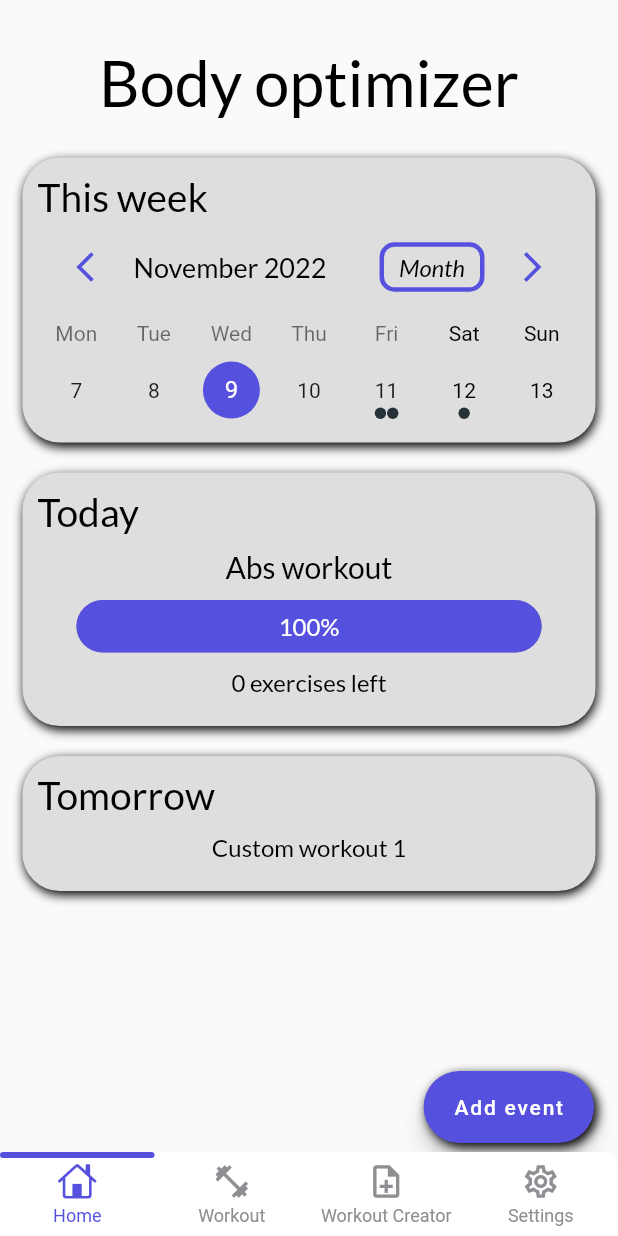
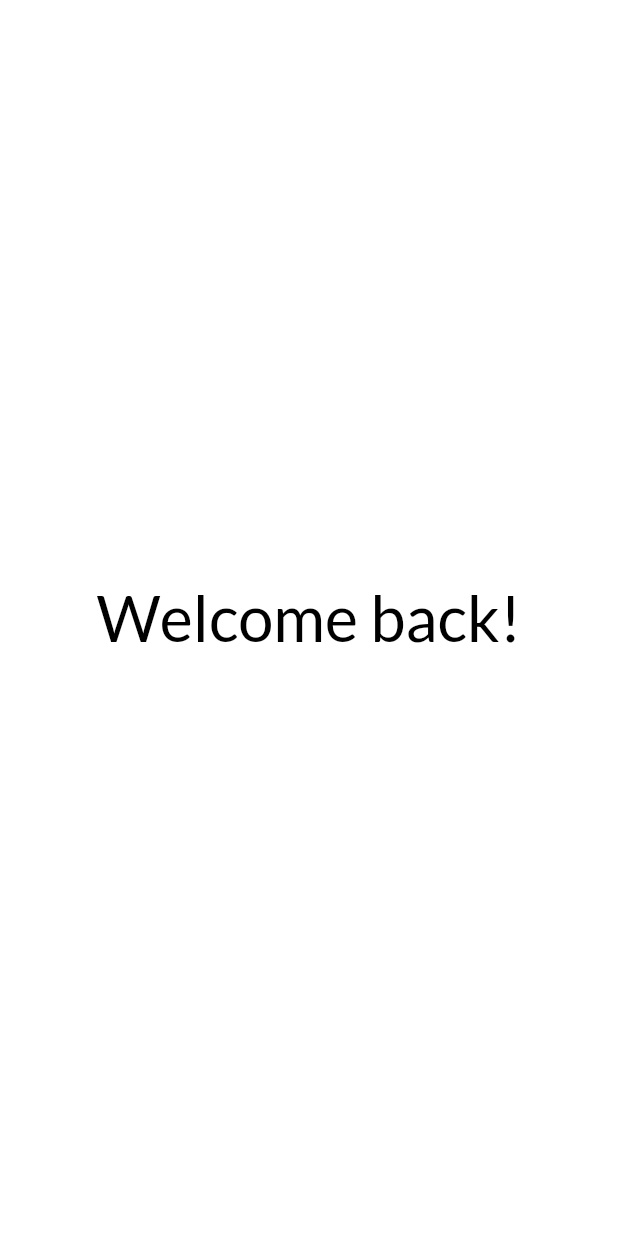
Before and after one commit to dolienn/body_optimizer, a Flutter app: the first screen one second after launch, on a phone screen of 412 x 824 dp. Run offline on Flutter 3.47's test engine with Material 2 defaults, Android fonts, the light colour scheme and no system bars; drawn by our look-alikes of animated_splash_screen, getwidget, persistent_bottom_nav_bar, table_calendar; our stand-ins replace google_fonts.

Commit message:
Splash screen added

```diff
--- a/lib/app.dart
+++ b/lib/app.dart
@@ -1,4 +1,4 @@
-import 'package:body_optimizer/screens/mainpage.dart';
+import 'package:body_optimizer/screens/splash.dart';
 import 'package:flutter/material.dart';
 
 class MyApp extends StatelessWidget {
@@ -8,7 +8,7 @@ class MyApp extends StatelessWidget {
   Widget build(BuildContext context) {
     return const MaterialApp(
       debugShowCheckedModeBanner: false,
-      home: MainPage(),
+      home: Splash(),
     );
   }
 }
--- a/lib/main.dart
+++ b/lib/main.dart
@@ -1,7 +1,7 @@
+import 'app.dart';
 import 'package:flutter/material.dart';
 // ignore: depend_on_referenced_packages
 import 'package:intl/date_symbol_data_local.dart';
-import 'app.dart';
 
 void main() {
   initializeDateFormatting().then((_) => runApp(const MyApp()));
--- a/lib/screens/homepage.dart
+++ b/lib/screens/homepage.dart
@@ -236,12 +236,12 @@ class _MyHomePageState extends State<MyHomePage> {
                           leftChevronIcon: Icon(
                             Icons.arrow_back_ios_outlined,
                             color: PublicVariables().mainColor,
-                            size: 24,
+                            size: 22,
                           ),
                           rightChevronIcon: Icon(
                             Icons.arrow_forward_ios_outlined,
                             color: PublicVariables().mainColor,
-                            size: 24,
+                            size: 22,
                           ),
                         ),
                         daysOfWeekStyle: const DaysOfWeekStyle(
--- a/lib/screens/mainpage.dart
+++ b/lib/screens/mainpage.dart
@@ -15,7 +15,6 @@ class MainPage extends StatefulWidget {
 
 class PublicVariables {
   var mainColor = const Color(0xFF5650DE);
-  int index = 0;
 }
 
 class _MainPageState extends State<MainPage> {
--- /dev/null
+++ b/lib/screens/splash.dart
@@ -0,0 +1,36 @@
+import 'package:flutter/material.dart';
+import 'package:animated_splash_screen/animated_splash_screen.dart';
+import 'package:google_fonts/google_fonts.dart';
+import 'package:body_optimizer/screens/mainpage.dart';
+
+class Splash extends StatefulWidget {
+  const Splash({super.key});
+
+  @override
+  State<Splash> createState() => _Splash();
+}
+
+class _Splash extends State<Splash> {
+  @override
+  Widget build(BuildContext context) {
+    return AnimatedSplashScreen(
+      splash: Row(
+        mainAxisAlignment: MainAxisAlignment.center,
+        children: [
+          Text(
+            "Welcome back!",
+            style: GoogleFonts.lato(
+              color: Colors.black,
+              fontSize: 42,
+            ),
+          ),
+        ],
+      ),
+      duration: 2000,
+      centered: true,
+      splashTransition: SplashTransition.fadeTransition,
+      backgroundColor: Colors.white,
+      nextScreen: const MainPage(),
+    );
+  }
+}
--- a/pubspec.yaml
+++ b/pubspec.yaml
@@ -11,7 +11,7 @@ environment:
 dependencies:
   flutter:
     sdk: flutter
-
+  animated_splash_screen: ^1.3.0
   cupertino_icons: ^1.0.5
   google_fonts:
   table_calendar: ^3.0.8
@@ -34,5 +34,6 @@ flutter_icons:
   image_path: "assets/images/body_optimizer_android.png"
 
 flutter:
-
+  assets:
+    - assets/images/
   uses-material-design: true
```
Also changed, not shown: pubspec.lock.
